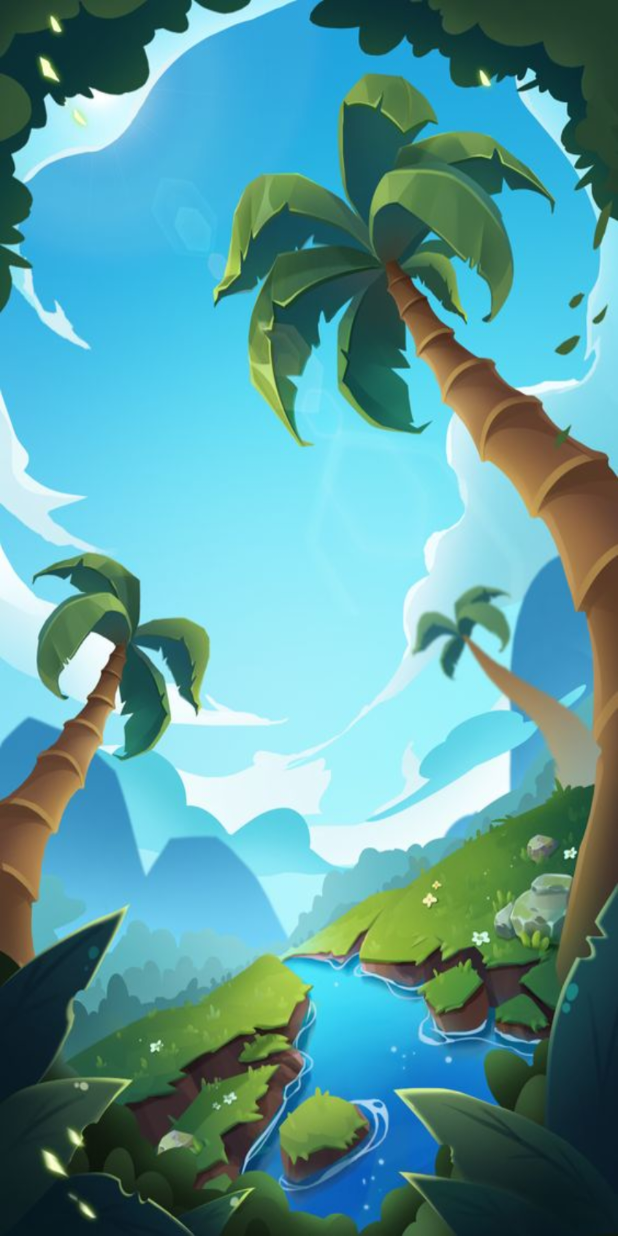
After one commit to DanialZ2705/SnakeGame, an Android app: the layout fragment_gameplaypage.xml on its own in the app's theme, with its tools: preview values and no code run, on a phone screen of 412 x 824 dp. The commit adds this screen. Run offline under Robolectric (Android 15) with nearby library versions, the phone set to English and light mode, and no system bars.

Commit message:
Added Fragment Implementatiion

```diff
--- /dev/null
+++ b/app/src/main/res/layout/fragment_gameplaypage.xml
@@ -0,0 +1,24 @@
+<!--&lt;!&ndash; fragment_layout.xml &ndash;&gt;-->
+<LinearLayout
+    xmlns:android="http://schemas.android.com/apk/res/android"
+    android:layout_width="match_parent"
+    android:layout_height="match_parent"
+    android:orientation="vertical"
+    android:background="@drawable/background">
+
+<!--    <ImageView-->
+<!--        android:layout_width="wrap_content"-->
+<!--        android:layout_height="wrap_content"-->
+<!--        android:src="@drawable/title"-->
+<!--        android:layout_gravity="center"-->
+<!--        android:layout_marginTop="200dp"-->
+<!--        android:id="@+id/titleImageView"/>-->
+
+<!--    <ImageView-->
+<!--        android:id="@+id/startImage"-->
+<!--        android:layout_width="80dp"-->
+<!--        android:layout_height="80dp"-->
+<!--        android:layout_gravity="center"-->
+<!--        android:src="@drawable/play" />-->
+
+</LinearLayout>
--- a/app/src/main/res/values/strings.xml
+++ b/app/src/main/res/values/strings.xml
@@ -1,3 +1,5 @@
 <resources>
     <string name="app_name">SnakeGame</string>
+    <!-- TODO: Remove or change this placeholder text -->
+    <string name="hello_blank_fragment">Hello blank fragment</string>
 </resources>
```
Also changed, not shown: app/src/main/java/com/example/snakegame/SnakeGameFragment.java (added, +337 -0 lines), app/src/main/java/com/example/snakegame/fragment_game.java (added, +64 -0 lines), app/src/main/res/layout/fragment_game.xml (added, +81 -0 lines), app/src/main/java/com/example/snakegame/MainActivity.java (indentation only), app/src/main/java/com/example/snakegame/SnakePoints.java (line endings or trailing spaces).
